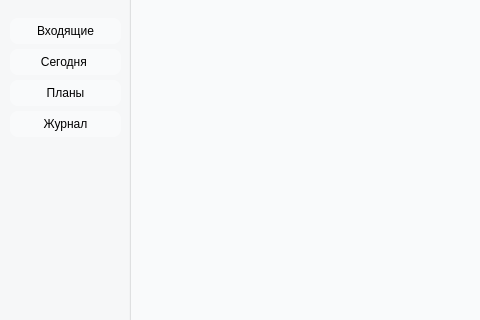
NAD777/yandex-toDo, file main_window.ui: the form before one commit; both pictures show x 0 to 480 and y 0 to 320 of the 752 by 505 pixel window.
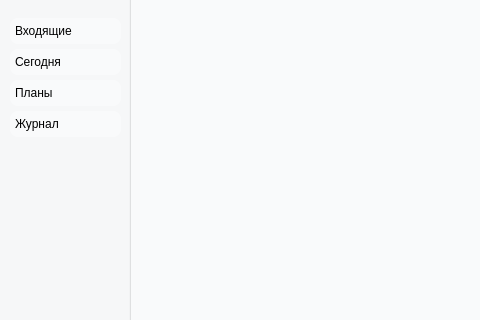
The form after the commit. Icons and pictures are not drawn.

```diff
--- a/main_window.ui
+++ b/main_window.ui
@@ -74,7 +74,8 @@
       <string notr="true">background-color: rgb(249, 250, 251);
 border:none;
 padding:5px;
-border-radius: 8px;</string>
+border-radius: 8px;
+text-align: left;</string>
      </property>
      <property name="text">
       <string>Сегодня </string>
@@ -93,7 +94,8 @@
       <string notr="true">background-color: rgb(249, 250, 251);
 border:none;
 padding:5px;
-border-radius: 8px;</string>
+border-radius: 8px;
+text-align: left;</string>
      </property>
      <property name="text">
       <string>Журнал</string>
@@ -112,7 +114,8 @@
       <string notr="true">background-color: rgb(249, 250, 251);
 border:none;
 padding:5px;
-border-radius: 8px;</string>
+border-radius: 8px;
+text-align: left;</string>
      </property>
      <property name="text">
       <string>Входящие</string>
@@ -135,7 +138,8 @@
       <string notr="true">background-color: rgb(249, 250, 251);
 border:none;
 padding:5px;
-border-radius: 8px;</string>
+border-radius: 8px;
+text-align: left;</string>
      </property>
      <property name="text">
       <string>Планы</string>
```
Left out of the diff: 12 changed lines with no effect on the pictures.
